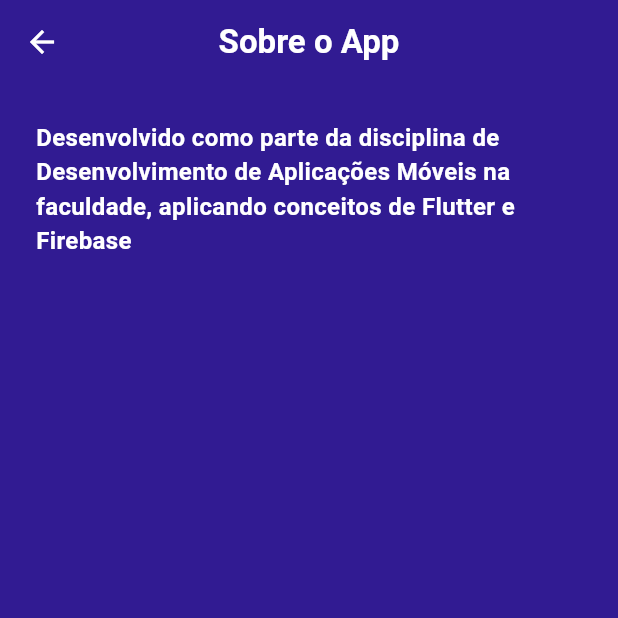
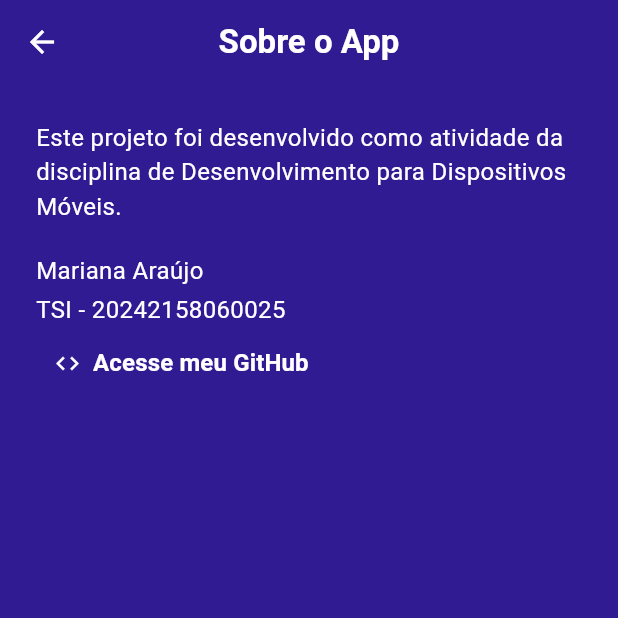
Before and after one commit to mari-arujjo/av6-devs-moveis, a Flutter app: the InfoPage screen opened directly, on a phone screen of 412 x 824 dp, the top half of it. Run offline on Flutter 3.47's test engine with Material 3 defaults, Android fonts, the phone set to English and light mode, and no system bars; our stand-ins replace cloud_firestore, firebase_core; accounts and stored records are empty.

Commit message:
FINALIZADO

```diff
--- /dev/null
+++ b/lib/botao.dart
@@ -0,0 +1,30 @@
+import 'package:flutter/material.dart';
+
+class BotaoGithubWidget extends StatefulWidget {
+  final VoidCallback url;
+  const BotaoGithubWidget({super.key, required this.url});
+
+  @override
+  State<BotaoGithubWidget> createState() => _BotaoGithubWidgetState();
+}
+
+class _BotaoGithubWidgetState extends State<BotaoGithubWidget> {
+
+  @override
+  Widget build(BuildContext context) {
+    return TextButton(
+      style: ButtonStyle(
+        overlayColor: WidgetStatePropertyAll<Color>(const Color.fromARGB(255, 83, 62, 179)),
+      ),
+      onPressed: (widget.url),
+      child: Row(
+        mainAxisSize: MainAxisSize.min,
+        children: [
+          Icon(Icons.code, color: Colors.white),
+          SizedBox(width: 8),
+          Text('Acesse meu GitHub', style: TextStyle(fontSize: 16,fontWeight: FontWeight.bold,color: Colors.white)),
+        ],
+      ),
+    );
+  }
+}
--- a/lib/info.dart
+++ b/lib/info.dart
@@ -1,7 +1,17 @@
+import 'package:av6devsmoveis/botao.dart';
 import 'package:flutter/material.dart';
+import 'package:url_launcher/url_launcher.dart';
 
 class InfoPage extends StatelessWidget {
   const InfoPage({super.key});
+
+    final String githubUrl = 'https://github.com/mari-arujjo';
+  void _launchURL() async {
+    final Uri url = Uri.parse(githubUrl);
+    if (!await launchUrl(url, mode: LaunchMode.externalApplication)) {
+      throw 'Não foi possível abrir $githubUrl';
+    }
+  }
 
   @override
   Widget build(BuildContext context) {
@@ -21,13 +31,12 @@ class InfoPage extends StatelessWidget {
         child: Column(
           crossAxisAlignment: CrossAxisAlignment.start,
           children: [
-            Text(
-              'Desenvolvido como parte da disciplina de Desenvolvimento de Aplicações Móveis na faculdade, aplicando conceitos de Flutter e Firebase',
-              style: TextStyle(
-                fontSize: 16,
-                color: Colors.white, fontWeight: FontWeight.bold),
-            ),
-            const SizedBox(height: 30),
+            Text('Este projeto foi desenvolvido como atividade da disciplina de Desenvolvimento para Dispositivos Móveis.', style: TextStyle(fontSize: 16, color: Colors.white)),
+            SizedBox(height: 20),
+            Text('Mariana Araújo', style: TextStyle(fontSize: 16, color: Colors.white)),
+            SizedBox(height: 3),
+            Text('TSI - 20242158060025', style: TextStyle(fontSize: 16, color: Colors.white)),
+            BotaoGithubWidget(url:(){_launchURL();}),
           ],
         ),
       ),
--- a/pubspec.yaml
+++ b/pubspec.yaml
@@ -11,6 +11,7 @@ dependencies:
     sdk: flutter
   firebase_core: ^4.1.0
   cloud_firestore: ^6.0.1
+  url_launcher: ^6.3.2
 
 dev_dependencies:
   flutter_test:
```
Also changed, not shown: pubspec.lock, 5 other files.
